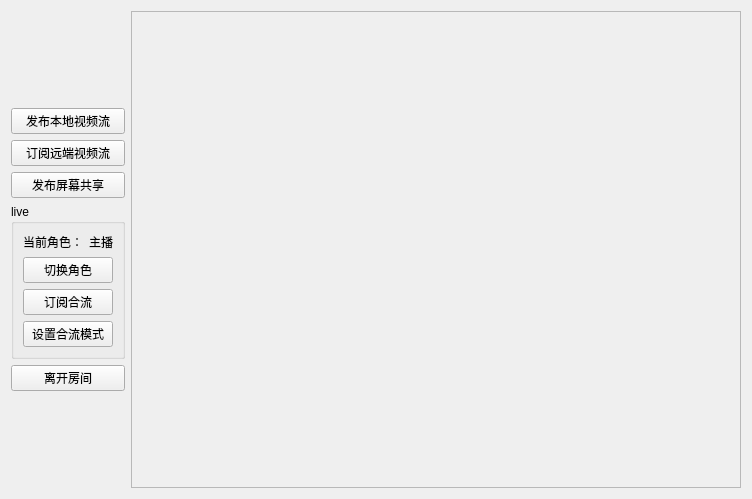
Before: the Qt Designer form rcrtcmeeting.ui in cddypang/RCRtcDemo, drawn with Qt 5.
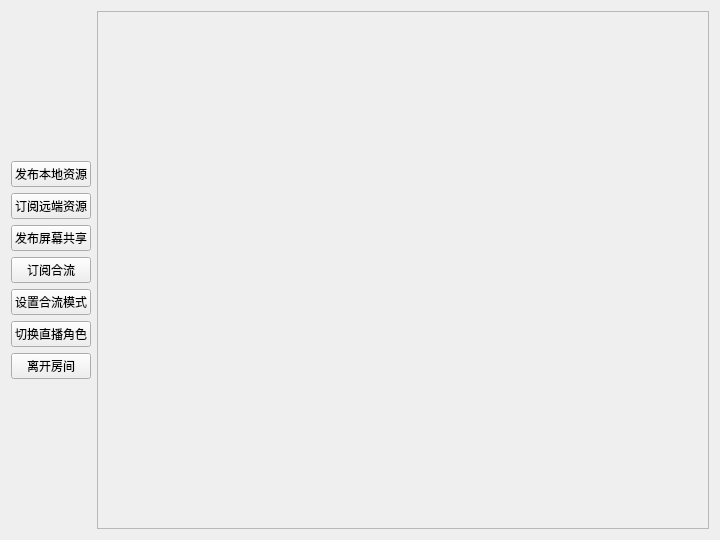
After: the same form once the commit is applied.

Commit message: impl live switch role

What changed in the file:
```diff
--- a/rcrtcmeeting.ui
+++ b/rcrtcmeeting.ui
@@ -6,42 +6,40 @@
    <rect>
     <x>0</x>
     <y>0</y>
-    <width>752</width>
-    <height>499</height>
+    <width>720</width>
+    <height>540</height>
    </rect>
   </property>
   <property name="windowTitle">
    <string>Form</string>
   </property>
-  <layout class="QHBoxLayout" name="horizontalLayout_2">
-   <item>
-    <layout class="QVBoxLayout" name="verticalLayout_5">
-     <item>
-      <spacer name="verticalSpacer_2">
-       <property name="orientation">
-        <enum>Qt::Vertical</enum>
-       </property>
-       <property name="sizeHint" stdset="0">
-        <size>
-         <width>20</width>
-         <height>40</height>
-        </size>
-       </property>
-      </spacer>
-     </item>
+  <layout class="QHBoxLayout" name="horizontalLayout">
      <item>
       <layout class="QVBoxLayout" name="verticalLayout_3">
+     <item>
+      <spacer name="verticalSpacer_2">
+       <property name="orientation">
+        <enum>Qt::Vertical</enum>
+       </property>
+       <property name="sizeHint" stdset="0">
+        <size>
+         <width>20</width>
+         <height>40</height>
+        </size>
+       </property>
+      </spacer>
+     </item>
        <item>
         <widget class="QPushButton" name="pushButton_PubStream">
          <property name="text">
-          <string>发布本地视频流</string>
+        <string>发布本地资源</string>
          </property>
         </widget>
        </item>
        <item>
         <widget class="QPushButton" name="pushButton_SubRemote">
          <property name="text">
-          <string>订阅远端视频流</string>
+        <string>订阅远端资源</string>
          </property>
         </widget>
        </item>
@@ -52,54 +50,25 @@
          </property>
         </widget>
        </item>
-      </layout>
-     </item>
      <item>
-      <widget class="QGroupBox" name="groupBox">
-       <property name="title">
-        <string>live</string>
-       </property>
-       <layout class="QVBoxLayout" name="verticalLayout_4">
-        <item>
-         <layout class="QHBoxLayout" name="horizontalLayout">
-          <item>
-           <widget class="QLabel" name="label">
-            <property name="text">
-             <string>当前角色：</string>
-            </property>
-           </widget>
-          </item>
-          <item>
-           <widget class="QLabel" name="label_userRole">
-            <property name="text">
-             <string>主播</string>
-            </property>
-           </widget>
-          </item>
-         </layout>
-        </item>
-        <item>
-         <widget class="QPushButton" name="pushButton_3">
-          <property name="text">
-           <string>切换角色</string>
-          </property>
-         </widget>
-        </item>
-        <item>
-         <widget class="QPushButton" name="pushButton">
+      <widget class="QPushButton" name="pushButton_SubMix">
           <property name="text">
            <string>订阅合流</string>
           </property>
          </widget>
         </item>
         <item>
-         <widget class="QPushButton" name="pushButton_2">
+      <widget class="QPushButton" name="pushButton_SetMix">
           <property name="text">
            <string>设置合流模式</string>
           </property>
          </widget>
         </item>
-       </layout>
+     <item>
+      <widget class="QPushButton" name="pushButton_SwitchRole">
+       <property name="text">
+        <string>切换直播角色</string>
+       </property>
       </widget>
      </item>
      <item>
@@ -134,8 +103,8 @@
        <rect>
         <x>0</x>
         <y>0</y>
-        <width>625</width>
-        <height>483</height>
+        <width>617</width>
+        <height>524</height>
        </rect>
       </property>
       <layout class="QVBoxLayout" name="verticalLayout_2">
```
Lines whose indentation alone changed are shown as unchanged. The commit also changes 4 other files.
